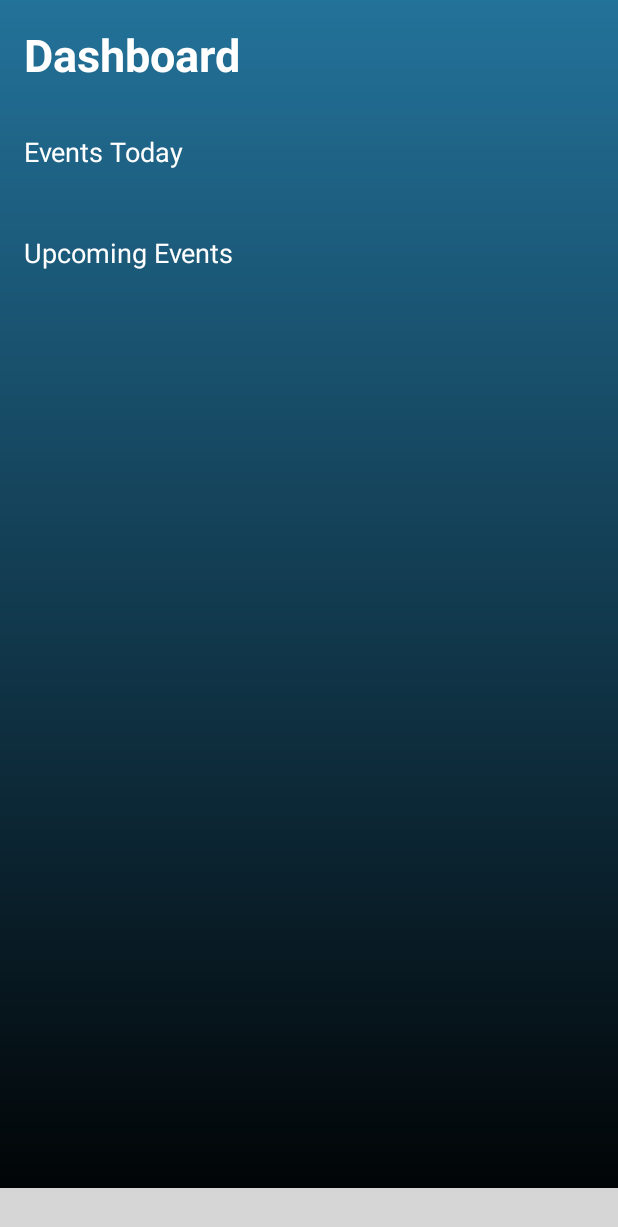
After one commit to CMPUT301W24T25/Quemeful-QR, an Android app: the fragment Home placed in its activity, on a phone screen of 412 x 824 dp. The commit adds this screen. Shown: the top 1227 px of the screen. Run offline under Robolectric (Android 15) with nearby library versions, the phone set to English and light mode, and no system bars; libraries missing offline, so code that uses them is left out: com.etebarian.meowbottomnavigation; plain views replace MeowBottomNavigation; 7 statements that could not run were skipped; grey boxes are pictures that could not be loaded.

Commit message:
added bottom naviagtion bar

```diff
--- /dev/null
+++ b/app/src/main/java/com/android/quemeful_qr/Home.java
@@ -0,0 +1,22 @@
+package com.android.quemeful_qr;
+
+import android.os.Bundle;
+import android.view.LayoutInflater;
+import android.view.View;
+import android.view.ViewGroup;
+
+import androidx.fragment.app.Fragment;
+
+public class Home extends Fragment {
+
+    public Home
+            () {
+    }
+    @Override
+    public View onCreateView(LayoutInflater inflater, ViewGroup container,
+                             Bundle savedInstanceState) {
+        // Inflate the layout for this fragment
+        return inflater.inflate(R.layout.fragment_home, container, false);
+    }
+
+}
--- a/app/src/main/java/com/android/quemeful_qr/MainActivity.java
+++ b/app/src/main/java/com/android/quemeful_qr/MainActivity.java
@@ -1,23 +1,60 @@
 package com.android.quemeful_qr;
 
 import androidx.appcompat.app.AppCompatActivity;
+import androidx.fragment.app.Fragment;
 
 import android.os.Bundle;
+import android.widget.Toast;
 
 import com.etebarian.meowbottomnavigation.MeowBottomNavigation;
 
 public class MainActivity extends AppCompatActivity {
 
     private MeowBottomNavigation bottomNavigation;
-
     @Override
     protected void onCreate(Bundle savedInstanceState) {
         super.onCreate(savedInstanceState);
         setContentView(R.layout.activity_main);
 
+        bottomNavigation = findViewById(R.id.bottomNavigation);
+        bottomNavigation.add(new MeowBottomNavigation.Model(1, R.drawable.baseline_dashboard_24));
+        bottomNavigation.add(new MeowBottomNavigation.Model(2, R.drawable.baseline_event_24));
+        bottomNavigation.add(new MeowBottomNavigation.Model(3, R.drawable.baseline_account_circle_24));
 
+        bottomNavigation.setOnClickMenuListener(new MeowBottomNavigation.ClickListener() {
+            @Override
+            public void onClickItem(MeowBottomNavigation.Model item) {
+                // your codes
+                Toast.makeText(MainActivity.this,
+                        "clicked item :" + item.getId(),
+                        Toast.LENGTH_SHORT).show();
+            }
+        });
 
+        bottomNavigation.setOnShowListener(new MeowBottomNavigation.ShowListener() {
+            @Override
+            public void onShowItem(MeowBottomNavigation.Model item) {
+                Fragment fragment = null;
+                switch (item.getId()){
+                    case 1:
+                        fragment = new Home();
+                        break;
+                    case 2:
+                        fragment = new Events();
+                        break;
+                    case 3:
+                        fragment = new Profile();
+                        break;
+                }
+                loadFragment(fragment);
+            }
+        });
+
+        bottomNavigation.show(1, true);
     }
-
-
+    private void loadFragment(Fragment fragment) {
+        getSupportFragmentManager().beginTransaction()
+                .replace(R.id.fragment_container, fragment)
+                .commit();
+    }
 }
--- /dev/null
+++ b/app/src/main/res/drawable/baseline_account_circle_24.xml
@@ -0,0 +1,5 @@
+<vector android:height="24dp" android:tint="#FFFFFF"
+    android:viewportHeight="24" android:viewportWidth="24"
+    android:width="24dp" xmlns:android="http://schemas.android.com/apk/res/android">
+    <path android:fillColor="@android:color/white" android:pathData="M12,2C6.48,2 2,6.48 2,12s4.48,10 10,10s10,-4.48 10,-10S17.52,2 12,2zM12,6c1.93,0 3.5,1.57 3.5,3.5S13.93,13 12,13s-3.5,-1.57 -3.5,-3.5S10.07,6 12,6zM12,20c-2.03,0 -4.43,-0.82 -6.14,-2.88C7.55,15.8 9.68,15 12,15s4.45,0.8 6.14,2.12C16.43,19.18 14.03,20 12,20z"/>
+</vector>
--- /dev/null
+++ b/app/src/main/res/drawable/baseline_dashboard_24.xml
@@ -0,0 +1,5 @@
+<vector android:height="24dp" android:tint="#FFFFFF"
+    android:viewportHeight="24" android:viewportWidth="24"
+    android:width="24dp" xmlns:android="http://schemas.android.com/apk/res/android">
+    <path android:fillColor="@android:color/white" android:pathData="M3,13h8L11,3L3,3v10zM3,21h8v-6L3,15v6zM13,21h8L21,11h-8v10zM13,3v6h8L21,3h-8z"/>
+</vector>
--- /dev/null
+++ b/app/src/main/res/drawable/baseline_event_24.xml
@@ -0,0 +1,5 @@
+<vector android:height="24dp" android:tint="#FFFFFF"
+    android:viewportHeight="24" android:viewportWidth="24"
+    android:width="24dp" xmlns:android="http://schemas.android.com/apk/res/android">
+    <path android:fillColor="@android:color/white" android:pathData="M17,12h-5v5h5v-5zM16,1v2L8,3L8,1L6,1v2L5,3c-1.11,0 -1.99,0.9 -1.99,2L3,19c0,1.1 0.89,2 2,2h14c1.1,0 2,-0.9 2,-2L21,5c0,-1.1 -0.9,-2 -2,-2h-1L18,1h-2zM19,19L5,19L5,8h14v11z"/>
+</vector>
--- a/app/src/main/res/layout/activity_main.xml
+++ b/app/src/main/res/layout/activity_main.xml
@@ -11,7 +11,6 @@
         android:id="@+id/fragment_container"
         android:layout_width="0dp"
         android:layout_height="695dp"
-
         app:layout_constraintEnd_toEndOf="parent"
         app:layout_constraintBottom_toTopOf="@id/bottomNavigation"
         app:layout_constraintHorizontal_bias="1.0"
@@ -35,5 +34,4 @@
         app:layout_constraintStart_toStartOf="parent"
         app:layout_constraintEnd_toEndOf="parent"/>
 
-
 </androidx.constraintlayout.widget.ConstraintLayout>
--- /dev/null
+++ b/app/src/main/res/layout/fragment_home.xml
@@ -0,0 +1,73 @@
+<?xml version="1.0" encoding="utf-8"?>
+<LinearLayout xmlns:android="http://schemas.android.com/apk/res/android"
+    android:layout_width="match_parent"
+    android:layout_height="match_parent"
+    android:orientation="vertical">
+
+    <TextView
+        android:layout_width="wrap_content"
+        android:layout_height="wrap_content"
+        android:padding="16dp"
+        android:text="Dashboard"
+        android:textColor="@color/white"
+        android:textSize="30sp"
+        android:textStyle="bold" />
+
+    <TextView
+        android:layout_width="wrap_content"
+        android:layout_height="wrap_content"
+        android:text="Events Today"
+        android:textColor="@color/white"
+        android:textSize="18sp"
+        android:padding="16dp"/>
+
+    <FrameLayout
+        android:id="@+id/emptyStateContainer"
+        android:layout_width="match_parent"
+        android:layout_height="match_parent"
+        android:visibility="gone">
+
+        <ImageView
+            android:id="@+id/emptyStateImage"
+            android:layout_width="wrap_content"
+            android:layout_height="wrap_content"
+            android:src="@drawable/ic_launcher_background"
+            android:layout_gravity="center"/>
+
+        <TextView
+            android:id="@+id/emptyStateText"
+            android:layout_width="wrap_content"
+            android:layout_height="wrap_content"
+            android:text="No events Today"
+            android:layout_gravity="center"
+            android:layout_marginTop="24dp"
+            android:textSize="18sp" />
+
+    </FrameLayout>
+
+    <!-- Placeholder for events -->
+    <androidx.recyclerview.widget.RecyclerView
+        android:id="@+id/eventsRecyclerView"
+        android:layout_width="match_parent"
+        android:layout_height="wrap_content"
+        android:orientation="horizontal"
+        android:padding="5dp"/>
+
+    <TextView
+        android:layout_width="wrap_content"
+        android:layout_height="wrap_content"
+        android:text="Upcoming Events"
+        android:textSize="18sp"
+        android:textColor="@color/white"
+        android:padding="16dp"/>
+
+
+    <!-- ListView or RecyclerView for the events -->
+    <androidx.recyclerview.widget.RecyclerView
+        android:id="@+id/upcoming_events_recycler_view"
+        android:layout_width="match_parent"
+        android:layout_height="wrap_content"
+        android:textColor="@color/white"
+        android:padding="5dp"/>
+
+</LinearLayout>
--- /dev/null
+++ b/app/src/main/res/layout/fragment_profile.xml
@@ -0,0 +1,6 @@
+<?xml version="1.0" encoding="utf-8"?>
+<androidx.constraintlayout.widget.ConstraintLayout xmlns:android="http://schemas.android.com/apk/res/android"
+    android:layout_width="match_parent"
+    android:layout_height="match_parent">
+
+</androidx.constraintlayout.widget.ConstraintLayout>
```
Also changed, not shown: app/src/main/java/com/android/quemeful_qr/Events.java (added, +22 -0 lines), app/src/main/java/com/android/quemeful_qr/Profile.java (added, +23 -0 lines), app/src/main/res/layout/fragment_events.xml (added, +12 -0 lines).
